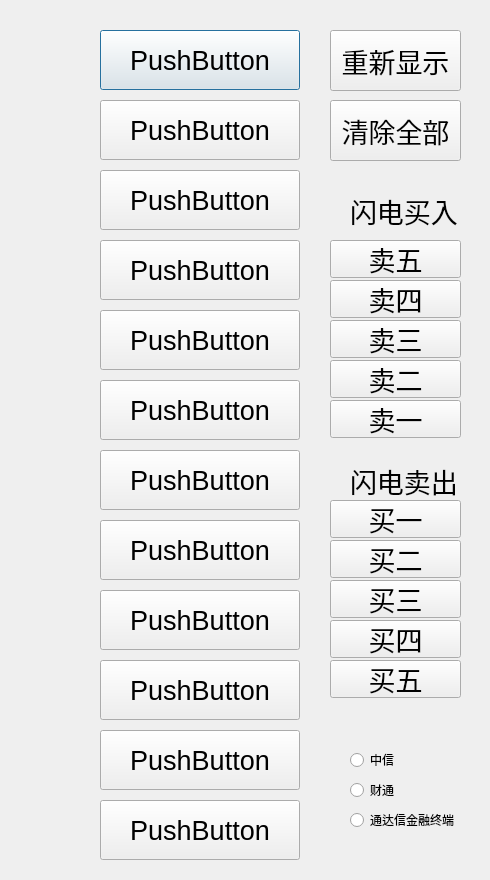
Above: frontend/main.ui from pleiadesian/IdaoWatcher before the change. Below: the same form after it.
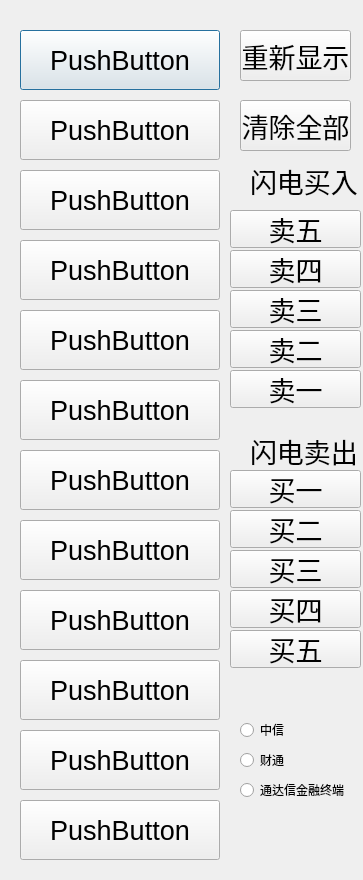
That is the form after the change.

The edit to the form file:
```diff
--- a/frontend/main.ui
+++ b/frontend/main.ui
@@ -9,7 +9,7 @@
    <rect>
     <x>0</x>
     <y>0</y>
-    <width>490</width>
+    <width>363</width>
     <height>880</height>
    </rect>
   </property>
@@ -19,7 +19,7 @@
   <widget class="QPushButton" name="pushButton_0">
    <property name="geometry">
     <rect>
-     <x>100</x>
+     <x>20</x>
      <y>30</y>
      <width>200</width>
      <height>60</height>
@@ -37,7 +37,7 @@
   <widget class="QPushButton" name="pushButton_1">
    <property name="geometry">
     <rect>
-     <x>100</x>
+     <x>20</x>
      <y>100</y>
      <width>200</width>
      <height>60</height>
@@ -55,7 +55,7 @@
   <widget class="QPushButton" name="pushButton_2">
    <property name="geometry">
     <rect>
-     <x>100</x>
+     <x>20</x>
      <y>170</y>
      <width>200</width>
      <height>60</height>
@@ -73,7 +73,7 @@
   <widget class="QPushButton" name="pushButton_3">
    <property name="geometry">
     <rect>
-     <x>100</x>
+     <x>20</x>
      <y>240</y>
      <width>200</width>
      <height>60</height>
@@ -91,7 +91,7 @@
   <widget class="QPushButton" name="pushButton_4">
    <property name="geometry">
     <rect>
-     <x>100</x>
+     <x>20</x>
      <y>310</y>
      <width>200</width>
      <height>60</height>
@@ -109,7 +109,7 @@
   <widget class="QPushButton" name="pushButton_5">
    <property name="geometry">
     <rect>
-     <x>100</x>
+     <x>20</x>
      <y>380</y>
      <width>200</width>
      <height>60</height>
@@ -127,7 +127,7 @@
   <widget class="QPushButton" name="pushButton_6">
    <property name="geometry">
     <rect>
-     <x>100</x>
+     <x>20</x>
      <y>450</y>
      <width>200</width>
      <height>60</height>
@@ -145,7 +145,7 @@
   <widget class="QPushButton" name="pushButton_7">
    <property name="geometry">
     <rect>
-     <x>100</x>
+     <x>20</x>
      <y>520</y>
      <width>200</width>
      <height>60</height>
@@ -163,7 +163,7 @@
   <widget class="QPushButton" name="pushButton_8">
    <property name="geometry">
     <rect>
-     <x>100</x>
+     <x>20</x>
      <y>590</y>
      <width>200</width>
      <height>60</height>
@@ -181,7 +181,7 @@
   <widget class="QPushButton" name="pushButton_9">
    <property name="geometry">
     <rect>
-     <x>100</x>
+     <x>20</x>
      <y>660</y>
      <width>200</width>
      <height>60</height>
@@ -199,7 +199,7 @@
   <widget class="QPushButton" name="pushButton_10">
    <property name="geometry">
     <rect>
-     <x>100</x>
+     <x>20</x>
      <y>730</y>
      <width>200</width>
      <height>60</height>
@@ -217,7 +217,7 @@
   <widget class="QPushButton" name="pushButton_11">
    <property name="geometry">
     <rect>
-     <x>100</x>
+     <x>20</x>
      <y>800</y>
      <width>200</width>
      <height>60</height>
@@ -235,10 +235,10 @@
   <widget class="QPushButton" name="pushButton">
    <property name="geometry">
     <rect>
-     <x>330</x>
+     <x>240</x>
      <y>30</y>
-     <width>131</width>
-     <height>61</height>
+     <width>111</width>
+     <height>51</height>
     </rect>
    </property>
    <property name="font">
@@ -253,10 +253,10 @@
   <widget class="QPushButton" name="pushButton_12">
    <property name="geometry">
     <rect>
-     <x>330</x>
+     <x>240</x>
      <y>100</y>
-     <width>131</width>
-     <height>61</height>
+     <width>111</width>
+     <height>51</height>
     </rect>
    </property>
    <property name="font">
@@ -271,8 +271,8 @@
   <widget class="QPushButton" name="pushButton_13">
    <property name="geometry">
     <rect>
-     <x>330</x>
-     <y>240</y>
+     <x>230</x>
+     <y>210</y>
      <width>131</width>
      <height>38</height>
     </rect>
@@ -291,8 +291,8 @@
   <widget class="QLabel" name="label">
    <property name="geometry">
     <rect>
-     <x>350</x>
-     <y>190</y>
+     <x>250</x>
+     <y>160</y>
      <width>131</width>
      <height>41</height>
     </rect>
@@ -309,8 +309,8 @@
   <widget class="QPushButton" name="pushButton_14">
    <property name="geometry">
     <rect>
-     <x>330</x>
-     <y>280</y>
+     <x>230</x>
+     <y>250</y>
      <width>131</width>
      <height>38</height>
     </rect>
@@ -329,8 +329,8 @@
   <widget class="QPushButton" name="pushButton_15">
    <property name="geometry">
     <rect>
-     <x>330</x>
-     <y>320</y>
+     <x>230</x>
+     <y>290</y>
      <width>131</width>
      <height>38</height>
     </rect>
@@ -349,8 +349,8 @@
   <widget class="QPushButton" name="pushButton_16">
    <property name="geometry">
     <rect>
-     <x>330</x>
-     <y>360</y>
+     <x>230</x>
+     <y>330</y>
      <width>131</width>
      <height>38</height>
     </rect>
@@ -369,8 +369,8 @@
   <widget class="QPushButton" name="pushButton_17">
    <property name="geometry">
     <rect>
-     <x>330</x>
-     <y>400</y>
+     <x>230</x>
+     <y>370</y>
      <width>131</width>
      <height>38</height>
     </rect>
@@ -389,8 +389,8 @@
   <widget class="QPushButton" name="pushButton_18">
    <property name="geometry">
     <rect>
-     <x>330</x>
-     <y>620</y>
+     <x>230</x>
+     <y>590</y>
      <width>131</width>
      <height>38</height>
     </rect>
@@ -409,8 +409,8 @@
   <widget class="QPushButton" name="pushButton_19">
    <property name="geometry">
     <rect>
-     <x>330</x>
-     <y>540</y>
+     <x>230</x>
+     <y>510</y>
      <width>131</width>
      <height>38</height>
     </rect>
@@ -429,8 +429,8 @@
   <widget class="QPushButton" name="pushButton_20">
    <property name="geometry">
     <rect>
-     <x>330</x>
-     <y>580</y>
+     <x>230</x>
+     <y>550</y>
      <width>131</width>
      <height>38</height>
     </rect>
@@ -449,8 +449,8 @@
   <widget class="QPushButton" name="pushButton_21">
    <property name="geometry">
     <rect>
-     <x>330</x>
-     <y>660</y>
+     <x>230</x>
+     <y>630</y>
      <width>131</width>
      <height>38</height>
     </rect>
@@ -469,8 +469,8 @@
   <widget class="QPushButton" name="pushButton_22">
    <property name="geometry">
     <rect>
-     <x>330</x>
-     <y>500</y>
+     <x>230</x>
+     <y>470</y>
      <width>131</width>
      <height>38</height>
     </rect>
@@ -489,8 +489,8 @@
   <widget class="QLabel" name="label_2">
    <property name="geometry">
     <rect>
-     <x>350</x>
-     <y>460</y>
+     <x>250</x>
+     <y>430</y>
      <width>121</width>
      <height>41</height>
     </rect>
@@ -507,8 +507,8 @@
   <widget class="QRadioButton" name="radioButton_ct">
    <property name="geometry">
     <rect>
-     <x>350</x>
-     <y>780</y>
+     <x>240</x>
+     <y>750</y>
      <width>121</width>
      <height>20</height>
     </rect>
@@ -520,8 +520,8 @@
   <widget class="QRadioButton" name="radioButton_tdx">
    <property name="geometry">
     <rect>
-     <x>350</x>
-     <y>810</y>
+     <x>240</x>
+     <y>780</y>
      <width>121</width>
      <height>20</height>
     </rect>
@@ -533,8 +533,8 @@
   <widget class="QRadioButton" name="radioButton_zx">
    <property name="geometry">
     <rect>
-     <x>350</x>
-     <y>750</y>
+     <x>240</x>
+     <y>720</y>
      <width>100</width>
      <height>20</height>
     </rect>
```
